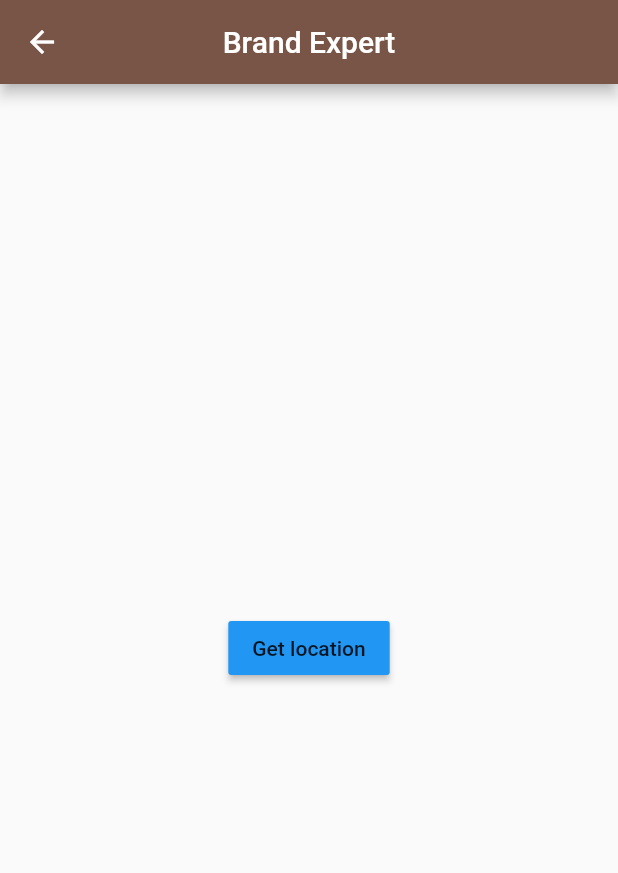
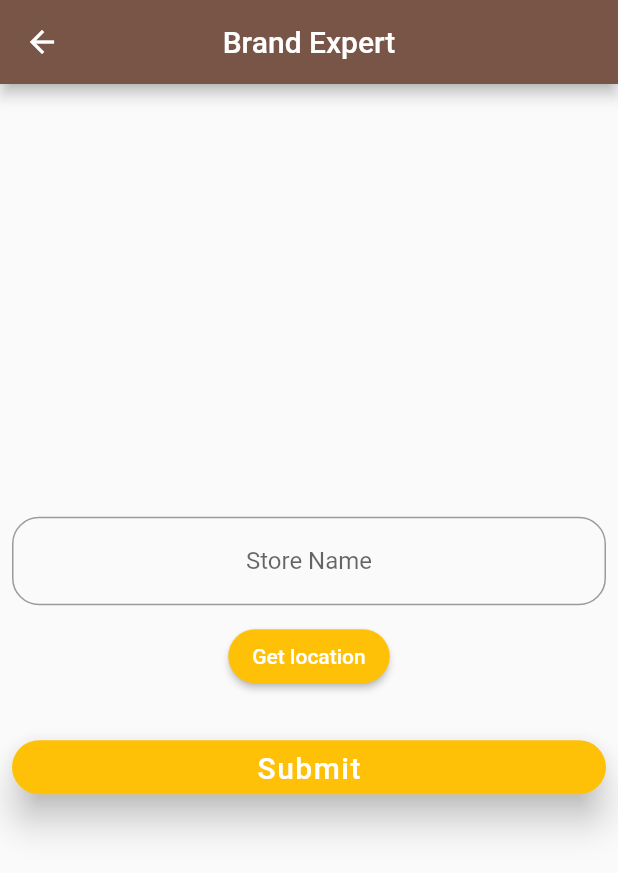
Before and after one commit to DavidMilai/My_Shops, a Flutter app: the LoadingScreen screen opened by its route, on a phone screen of 412 x 824 dp. Shown: the top 873 px of the screen. Run offline on Flutter 3.47's test engine with Material 2 defaults, Android fonts, the phone set to English and light mode, and no system bars; our stand-ins replace firebase_auth, fluttertoast, geolocator, google_maps_flutter, modal_progress_hud; accounts and stored records are empty.

Commit message:
minor tweets

```diff
--- a/lib/screens/loading_screen.dart
+++ b/lib/screens/loading_screen.dart
@@ -1,8 +1,8 @@
 import 'dart:collection';
 import 'package:flutter/services.dart';
 import 'package:flutter/material.dart';
+import 'products_screen.dart';
 import 'package:geolocator/geolocator.dart';
-import 'package:flutter_spinkit/flutter_spinkit.dart';
 import 'package:google_maps_flutter/google_maps_flutter.dart';
 import 'package:intl/intl.dart';
 
@@ -13,17 +13,28 @@ class LoadingScreen extends StatefulWidget {
 
 final Geolocator geolocator = Geolocator();
 Position position;
-String currentAddress;
+String currentAddress, storeName;
+TextEditingController storeNameInputController;
 GoogleMapController mapController;
 Set<Marker> markers = HashSet<Marker>();
 
 DateTime now = DateTime.now();
 String formattedDate = DateFormat('kk:mm:ss EEE d MMM').format(now);
 
+final GlobalKey<FormState> storeNameForm = GlobalKey<FormState>();
+
 getLocation() async {
   position = await Geolocator()
       .getCurrentPosition(desiredAccuracy: LocationAccuracy.high);
   getAddressFromLatLng();
+}
+
+String storeNameValidator(String value) {
+  if (value.length < 1) {
+    return 'Please enter a store name';
+  } else {
+    return null;
+  }
 }
 
 getAddressFromLatLng() async {
@@ -41,39 +52,55 @@ getAddressFromLatLng() async {
   }
 }
 
-final spinKit = SpinKitFadingGrid(
-  color: Colors.brown,
-  size: 150.0,
-);
-
 class _LoadingScreenState extends State<LoadingScreen> {
   @override
   void initState() {
     getLocation();
+    storeNameInputController = TextEditingController();
     super.initState();
   }
 
   @override
   Widget build(BuildContext context) {
-    SystemChrome.setSystemUIOverlayStyle(SystemUiOverlayStyle(
-      statusBarColor: Colors.brown,
-    ));
     Size size = MediaQuery.of(context).size;
     return Scaffold(
         appBar: AppBar(
           title: Text('Brand Expert'),
           centerTitle: true,
         ),
-        body: Padding(
+        body: Form(
+          key: storeNameForm,
+          child: Padding(
             padding: EdgeInsets.all(8.0),
             child: Center(
               child: Column(
                 mainAxisAlignment: MainAxisAlignment.center,
                 crossAxisAlignment: CrossAxisAlignment.center,
                 children: [
+                  TextFormField(
+                    textAlign: TextAlign.center,
+                    decoration: InputDecoration(
+                      border: OutlineInputBorder(
+                          borderRadius: BorderRadius.all(Radius.circular(18))),
+                      hintText: 'Store Name',
+                    ),
+                    onChanged: (value) {
+                      storeName = value;
+                    },
+                    controller: storeNameInputController,
+                    validator: storeNameValidator,
+                    keyboardType: TextInputType.text,
+                  ),
+                  SizedBox(height: 10),
                   MaterialButton(
-                    color: Colors.blue,
-                    child: Text('Get location'),
+                      shape: RoundedRectangleBorder(
+                        borderRadius: BorderRadius.circular(18.0),
+                      ),
+                      color: Colors.amber,
+                      child: Text(
+                        'Get location',
+                        style: TextStyle(color: Colors.white),
+                      ),
                       onPressed: () {
                         print(position);
                         setState(() {
@@ -89,9 +116,7 @@ class _LoadingScreenState extends State<LoadingScreen> {
                   currentAddress == null
                       ? Container()
                       : Container(
-                        decoration: BoxDecoration(
-                            borderRadius: BorderRadius.circular(20)),
-                        height: size.height * 0.5,
+                          height: size.height * 0.2,
                           child: GoogleMap(
                             onMapCreated: (GoogleMapController controller) {
                               mapController = controller;
@@ -113,9 +138,64 @@ class _LoadingScreenState extends State<LoadingScreen> {
                             markers: markers,
                           ),
                         ),
+                  SizedBox(height: 10),
+                  MaterialButton(
+                      color: Colors.amber,
+                      minWidth: double.infinity,
+                      elevation: 10,
+                      shape: RoundedRectangleBorder(
+                        borderRadius: BorderRadius.circular(18.0),
+                      ),
+                      child: Text(
+                        'Submit',
+                        style: TextStyle(
+                            color: Colors.white,
+                            fontSize: 20,
+                            letterSpacing: 1),
+                      ),
+                      onPressed: () {
+                        if (storeNameForm.currentState.validate()) {
+                          setState(() {
+                            _showDialog();
+                          });
+                        }
+                      }),
                 ],
+              ),
             ),
           ),
         ));
   }
+
+  void _showDialog() {
+    // flutter defined function
+    showDialog(
+      context: context,
+      builder: (BuildContext context) {
+        // return object of type Dialog
+        return AlertDialog(
+          title: new Text("Confirm details"),
+          content: new Text(
+            "Confirm you are in $storeName's store in $currentAddress \nat $formattedDate",
+          ),
+          actions: <Widget>[
+            // usually buttons at the bottom of the dialog
+            FlatButton(
+              child: new Text("Confirm"),
+              onPressed: () {
+                Navigator.push(context,
+                    MaterialPageRoute(builder: (context) => ProductsScreen()));
+              },
+            ),
+            FlatButton(
+              child: new Text("Close"),
+              onPressed: () {
+                Navigator.of(context).pop();
+              },
+            ),
+          ],
+        );
+      },
+    );
   }
+}
--- a/lib/screens/login_screen.dart
+++ b/lib/screens/login_screen.dart
@@ -19,7 +19,7 @@ class _LoginScreenState extends State<LoginScreen> {
   String email, password;
 
   String pwdValidator(String value) {
-    if (value.length < 8) {
+    if (value.length < 6) {
       return 'Password must be longer than 8 characters';
     } else {
       return null;
--- a/pubspec.yaml
+++ b/pubspec.yaml
@@ -28,7 +28,6 @@ dependencies:
   # The following adds the Cupertino Icons font to your application.
   # Use with the CupertinoIcons class for iOS style icons.
   cupertino_icons: ^0.1.3
-  flutter_spinkit: ^4.1.2+1
   geolocator: ^5.3.2+2
   google_maps_flutter: ^0.5.28+1
   intl: ^0.16.1
```
Also changed, not shown: lib/screens/products_screen.dart (added, +18 -0 lines), pubspec.lock. Lines whose indentation alone changed are shown as unchanged.
